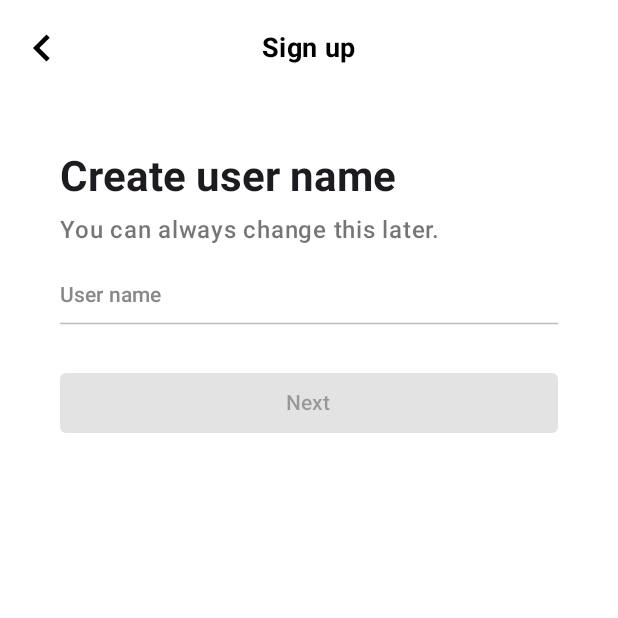
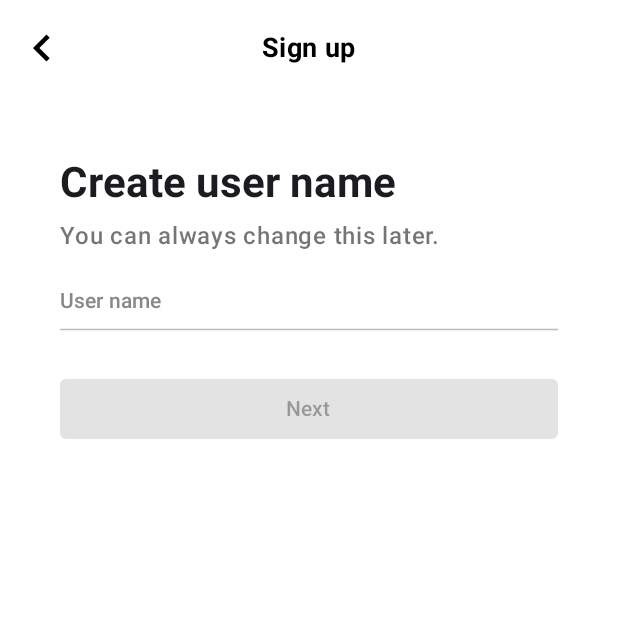
Before and after one commit to bam-e22/tiktok_clone_android, an Android app built with Jetpack Compose: the UserNameRoute screen opened through its navigation route, on a phone screen of 412 x 824 dp, the top half of it. Run offline under Robolectric (Android 15) with nearby library versions, the phone set to English and light mode, and no system bars; our stand-ins replace Dagger/Hilt's generated code, Timber.

```diff
--- a/app/src/main/java/com/example/tiktok/navigation/AuthNavigation.kt
+++ b/app/src/main/java/com/example/tiktok/navigation/AuthNavigation.kt
@@ -12,8 +12,8 @@ import com.example.tiktok.ui.authentication.login.LoginRoute
 import com.example.tiktok.ui.authentication.signup.BirthdayRoute
 import com.example.tiktok.ui.authentication.signup.EmailRoute
 import com.example.tiktok.ui.authentication.signup.PasswordRoute
+import com.example.tiktok.ui.authentication.signup.SignUpFormViewModel
 import com.example.tiktok.ui.authentication.signup.SignUpRoute
-import com.example.tiktok.ui.authentication.signup.SignUpFormViewModel
 import com.example.tiktok.ui.authentication.signup.UserNameRoute
 
 const val AuthGraphRoute = "auth_graph"
@@ -69,7 +69,7 @@ fun NavGraphBuilder.addAuthNavGraph(
         }
         composable(
             route = PasswordNavRoute
-        ) {backStackEntry ->
+        ) { backStackEntry ->
             val parentEntry = remember(backStackEntry) {
                 navController.getBackStackEntry(UserNameNavRoute)
             }
@@ -82,7 +82,7 @@ fun NavGraphBuilder.addAuthNavGraph(
         }
         composable(
             route = BirthdayNavRoute
-        ) {backStackEntry ->
+        ) { backStackEntry ->
             val parentEntry = remember(backStackEntry) {
                 navController.getBackStackEntry(UserNameNavRoute)
             }
--- a/app/src/main/java/com/example/tiktok/ui/authentication/signup/EmailScreen.kt
+++ b/app/src/main/java/com/example/tiktok/ui/authentication/signup/EmailScreen.kt
@@ -62,10 +62,10 @@ private fun EmailScreen(
             modifier = Modifier
                 .fillMaxSize()
                 .padding(
-                    bottom = paddingValues.calculateBottomPadding(),
+                    bottom = 40.dp,
                     start = 40.dp,
                     end = 40.dp,
-                    top = 80.dp
+                    top = paddingValues.calculateTopPadding() + 20.dp
                 ),
         ) {
             var textFieldValue by remember {
--- a/app/src/main/java/com/example/tiktok/ui/authentication/signup/PasswordScreen.kt
+++ b/app/src/main/java/com/example/tiktok/ui/authentication/signup/PasswordScreen.kt
@@ -20,7 +20,6 @@ import androidx.compose.runtime.mutableStateOf
 import androidx.compose.runtime.remember
 import androidx.compose.runtime.setValue
 import androidx.compose.ui.Modifier
-import androidx.compose.ui.graphics.Color
 import androidx.compose.ui.res.painterResource
 import androidx.compose.ui.res.stringResource
 import androidx.compose.ui.text.font.FontWeight
@@ -71,10 +70,10 @@ private fun PasswordScreen(
             modifier = Modifier
                 .fillMaxSize()
                 .padding(
-                    bottom = paddingValues.calculateBottomPadding(),
+                    bottom = 40.dp,
                     start = 40.dp,
                     end = 40.dp,
-                    top = 80.dp
+                    top = paddingValues.calculateTopPadding() + 20.dp
                 ),
         ) {
             Spacer(modifier = Modifier.height(20.dp))
--- a/app/src/main/java/com/example/tiktok/ui/authentication/signup/UserNameScreen.kt
+++ b/app/src/main/java/com/example/tiktok/ui/authentication/signup/UserNameScreen.kt
@@ -58,10 +58,10 @@ private fun UserNameScreen(
             modifier = Modifier
                 .fillMaxSize()
                 .padding(
-                    bottom = paddingValues.calculateBottomPadding(),
+                    bottom = 40.dp,
                     start = 40.dp,
                     end = 40.dp,
-                    top = 80.dp
+                    top = paddingValues.calculateTopPadding() + 20.dp
                 ),
         ) {
             var textFieldValue by remember {
--- a/app/src/main/java/com/example/tiktok/ui/components/UnderlineTextField.kt
+++ b/app/src/main/java/com/example/tiktok/ui/components/UnderlineTextField.kt
@@ -23,14 +23,17 @@ import com.example.tiktok.ui.theme.Grey400
 
 @Composable
 fun UnderlineTextField(
+    modifier: Modifier = Modifier,
     textFieldValue: TextFieldValue,
     onValueChange: (TextFieldValue) -> Unit,
     hintText: String,
     isValidate: Boolean? = null,
     errorMessage: String? = null,
+    enabled: Boolean = true,
 ) {
     BasicTextField(
-        modifier = Modifier.fillMaxWidth(),
+        modifier = modifier.fillMaxWidth(),
+        enabled = enabled,
         value = textFieldValue,
         onValueChange = onValueChange,
         textStyle = MaterialTheme.typography.labelLarge,
```
Also changed, not shown: app/src/main/java/com/example/tiktok/ui/authentication/signup/BirthdayScreen.kt (+52 -4 lines), app/src/main/java/com/example/tiktok/ui/utils/Times.kt (added, +16 -0 lines).
